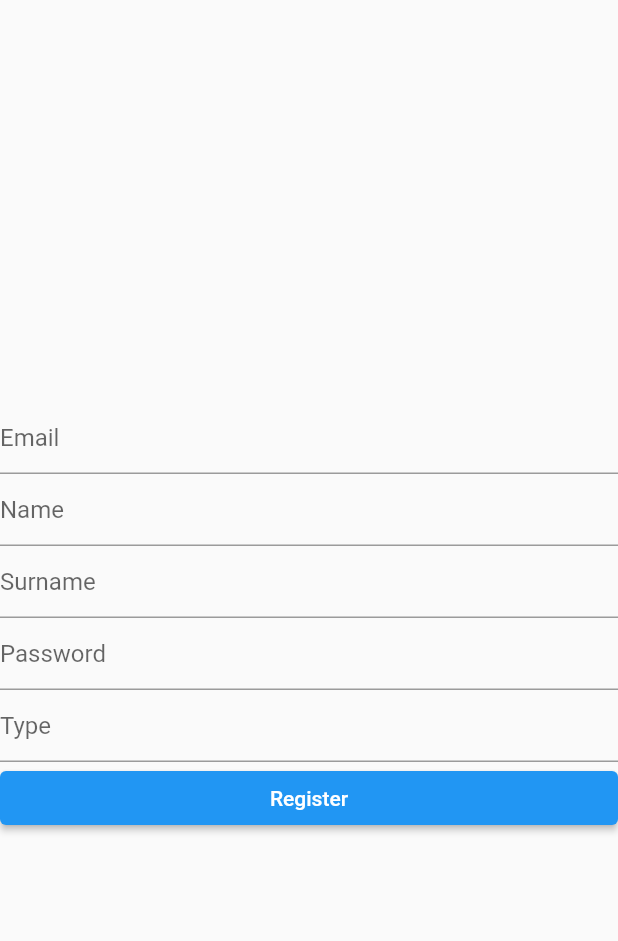
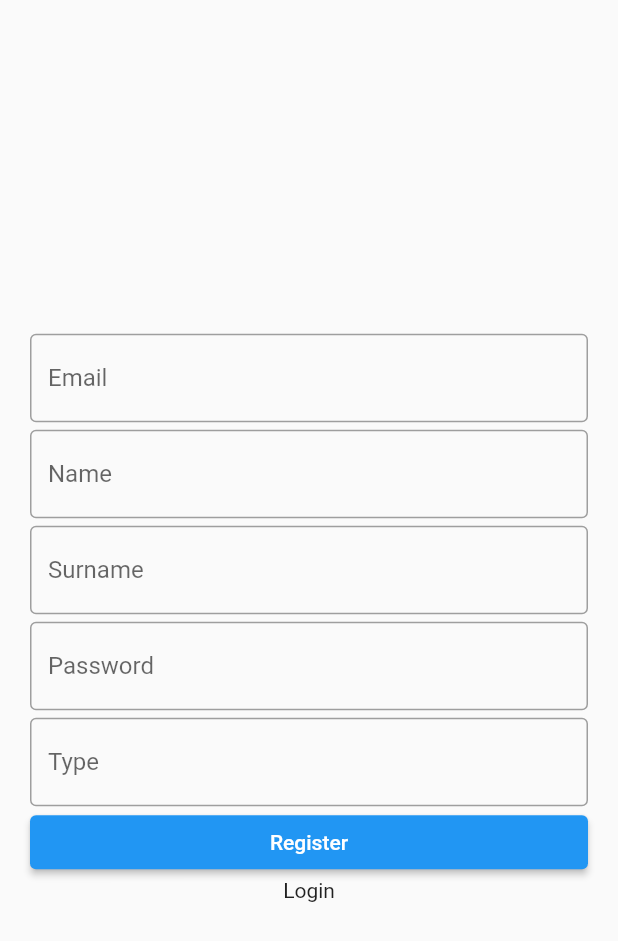
Before and after one commit to dogankisaa/task-manager, a Flutter app: the RegisterView screen opened directly, on a phone screen of 412 x 824 dp. Shown: the top 941 px of the screen. Run offline on Flutter 3.47's test engine with Material 2 defaults, Android fonts, the phone set to English and light mode, and no system bars; our stand-ins replace cloud_firestore, firebase_auth, firebase_core, firebase_messaging, flutter_datetime_picker, modal_bottom_sheet; missing offline and left inert: grock; accounts and stored records are empty; network calls fail.

Commit message:
Latest version

```diff
--- a/lib/main.dart
+++ b/lib/main.dart
@@ -54,6 +54,7 @@ class MyApp extends StatelessWidget {
 }
 
 userCheck() {
+  print("object");
   FirebaseAuth auth = FirebaseAuth.instance;
   if (auth.currentUser == null) {
     return LoginView();
--- a/lib/view/register_view.dart
+++ b/lib/view/register_view.dart
@@ -1,5 +1,7 @@
 import 'package:flutter/material.dart';
+import 'package:grock/grock.dart';
 import 'package:provider/provider.dart';
+import 'package:taskapp/view/login_view.dart';
 import 'package:taskapp/viewModel/register_view_model.dart';
 
 class RegisterView extends StatelessWidget {
@@ -15,28 +17,62 @@ class RegisterView extends StatelessWidget {
       builder: (context, child) {
         return Scaffold(
           body: Center(
+              child: Padding(
+            padding: const EdgeInsets.symmetric(horizontal: 20),
             child: Column(
               mainAxisAlignment: MainAxisAlignment.center,
               children: [
                 TextField(
                   controller: viewModel.emailController,
-                decoration: InputDecoration(hintText: "Email"),
+                  decoration: InputDecoration(
+                      hintText: "Email",
+                      enabledBorder: OutlineInputBorder(
+                          borderSide:
+                              BorderSide(width: 1, color: Colors.grey))),
+                ),
+                SizedBox(
+                  height: 5,
                 ),
                 TextField(
                   controller: viewModel.nameController,
-                decoration: InputDecoration(hintText: "Name"),
+                  decoration: InputDecoration(
+                      hintText: "Name",
+                      enabledBorder: OutlineInputBorder(
+                          borderSide:
+                              BorderSide(width: 1, color: Colors.grey))),
+                ),
+                SizedBox(
+                  height: 5,
                 ),
                 TextField(
                   controller: viewModel.surnameController,
-                decoration: InputDecoration(hintText: "Surname"),
+                  decoration: InputDecoration(
+                      hintText: "Surname",
+                      enabledBorder: OutlineInputBorder(
+                          borderSide:
+                              BorderSide(width: 1, color: Colors.grey))),
+                ),
+                SizedBox(
+                  height: 5,
                 ),
                 TextField(
                   controller: viewModel.passwordController,
-                decoration: InputDecoration(hintText: "Password"),
+                  decoration: InputDecoration(
+                      hintText: "Password",
+                      enabledBorder: OutlineInputBorder(
+                          borderSide:
+                              BorderSide(width: 1, color: Colors.grey))),
+                ),
+                SizedBox(
+                  height: 5,
                 ),
                 TextField(
                   controller: viewModel.typeController,
-                decoration: InputDecoration(hintText: "Type"),
+                  decoration: InputDecoration(
+                      hintText: "Type",
+                      enabledBorder: OutlineInputBorder(
+                          borderSide:
+                              BorderSide(width: 1, color: Colors.grey))),
                 ),
                 ElevatedButton(
                     onPressed: () {
@@ -44,8 +80,11 @@ class RegisterView extends StatelessWidget {
                     },
                     child: Center(
                       child: Text("Register"),
-                  ))
+                    )),
+                InkWell(
+                    onTap: () => Grock.to(LoginView()), child: Text("Login")),
               ],
+            ),
           )),
         );
       },
```
Also changed, not shown: lib/view/home_view.dart (+77 -23 lines), lib/view/login_view.dart (+23 -4 lines), lib/viewModel/base_view_model.dart (+17 -1 lines), lib/viewModel/home_view_model.dart (+13 -5 lines). Lines whose indentation alone changed are shown as unchanged.
